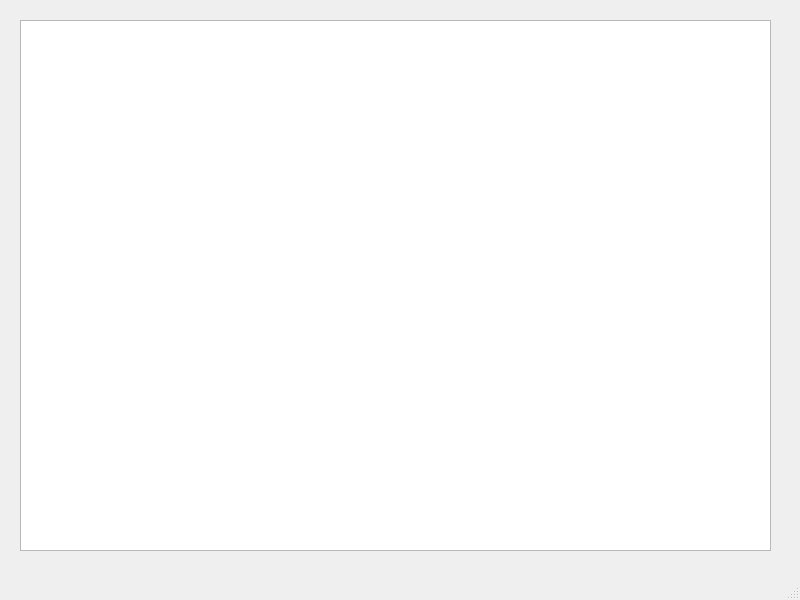
First picture: the form in Client/graphresults.ui, repository Corne1401/StrucProject3, before the edit.
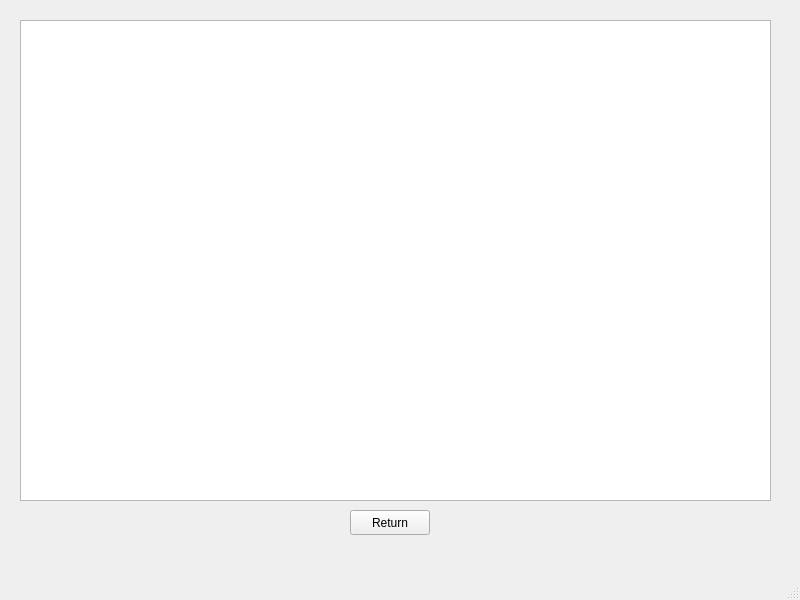
Second picture: the form after the edit.

The edit to the form file:
```diff
--- a/Client/graphresults.ui
+++ b/Client/graphresults.ui
@@ -20,13 +20,26 @@
       <x>20</x>
       <y>20</y>
       <width>751</width>
-      <height>531</height>
+      <height>481</height>
      </rect>
     </property>
     <property name="readOnly">
      <bool>true</bool>
     </property>
    </widget>
+   <widget class="QPushButton" name="returnBtn">
+    <property name="geometry">
+     <rect>
+      <x>350</x>
+      <y>510</y>
+      <width>80</width>
+      <height>25</height>
+     </rect>
+    </property>
+    <property name="text">
+     <string>Return</string>
+    </property>
+   </widget>
   </widget>
   <widget class="QMenuBar" name="menubar">
    <property name="geometry">
```
